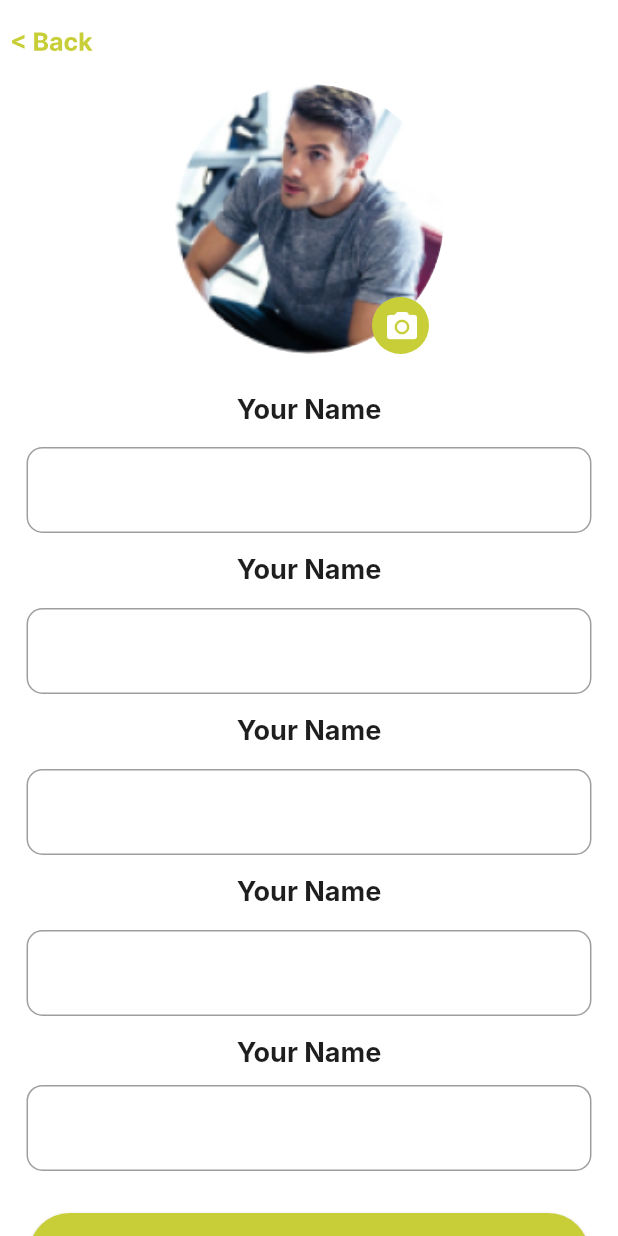
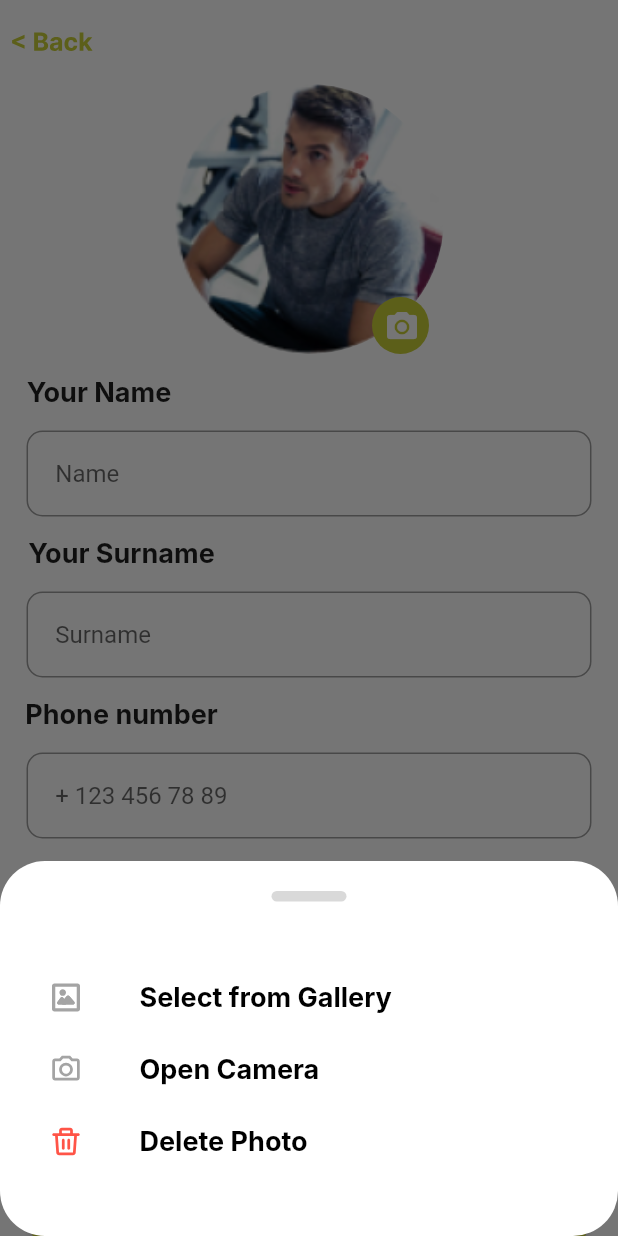
Before and after one commit to MironAlikc/new_element_training, a Flutter app: the ChangeInfoScreen screen opened by its route, after a tap on the "camera alt" icon, on a phone screen of 412 x 824 dp. Run offline on Flutter 3.47's test engine with Material 2 defaults, Android fonts, the phone set to English and light mode, and no system bars; our stand-ins replace auto_route, dio, flutter_bloc, flutter_screenutil, flutter_svg, shared_preferences and 1 more; accounts and stored records are empty; Roboto replaces fonts that are missing (Inter).

Commit message:
SettingsCamersWidget

```diff
--- /dev/null
+++ b/lib/presentation/common_widgets/settings_camera.widget.dart
@@ -0,0 +1,44 @@
+import 'package:flutter/material.dart';
+import 'package:flutter_svg/svg.dart';
+
+class SettingsCamersWidget extends StatelessWidget {
+  const SettingsCamersWidget({
+    super.key,
+    required this.image,
+    required this.title,
+    this.onPressed,
+  });
+
+  final String image;
+  final String title;
+  final Function()? onPressed;
+
+  @override
+  Widget build(BuildContext context) {
+    return Padding(
+      padding: const EdgeInsets.symmetric(horizontal: 25),
+      child: Row(
+        children: [
+          SvgPicture.asset(
+            image,
+            height: 22,
+            width: 22,
+          ),
+          const SizedBox(width: 30),
+          TextButton(
+            onPressed: onPressed,
+            child: Text(
+              title,
+              style: const TextStyle(
+                color: Colors.black,
+                fontSize: 18,
+                fontFamily: 'Inter',
+                fontWeight: FontWeight.w700,
+              ),
+            ),
+          )
+        ],
+      ),
+    );
+  }
+}
--- a/lib/presentation/screens/settings/change_Info_screen.dart
+++ b/lib/presentation/screens/settings/change_Info_screen.dart
@@ -3,6 +3,7 @@ import 'package:flutter/material.dart';
 import 'package:flutter_svg/svg.dart';
 import 'package:new_element_training/presentation/common_widgets/custom_button_widget.dart';
 import 'package:new_element_training/presentation/common_widgets/custom_text_field_widget.dart';
+import 'package:new_element_training/presentation/common_widgets/settings_camera.widget.dart';
 import 'package:new_element_training/resources/resources.dart';
 import 'package:new_element_training/router/router.dart';
 
@@ -28,7 +29,6 @@ class ChangeInfoScreen extends StatelessWidget {
       ),
       body: SingleChildScrollView(
         child: Column(
-          mainAxisAlignment: MainAxisAlignment.start,
           children: [
             Stack(
               children: [
@@ -46,7 +46,56 @@ class ChangeInfoScreen extends StatelessWidget {
                     radius: 19,
                     backgroundColor: Color(0xFFC8CE37),
                     child: IconButton(
+                      onPressed: () {
+                        showModalBottomSheet(
+                          shape: RoundedRectangleBorder(
+                            borderRadius: BorderRadius.circular(50),
+                          ),
+                          context: context,
+                          builder: (context) => Container(
+                            height: 250,
+                            width: double.infinity,
+                            decoration: BoxDecoration(
+                              borderRadius: BorderRadius.circular(30),
+                              color: Colors.white,
+                            ),
+                            child: Padding(
+                              padding: const EdgeInsets.all(8.0),
+                              child: Column(
+                                children: [
+                                  const SizedBox(height: 12),
+                                  Container(
+                                    width: 50,
+                                    height: 7,
+                                    decoration: ShapeDecoration(
+                                      color: const Color(0xFFD9D9D9),
+                                      shape: RoundedRectangleBorder(
+                                          borderRadius:
+                                              BorderRadius.circular(6)),
+                                    ),
+                                  ),
+                                  const SizedBox(height: 40),
+                                  SettingsCamersWidget(
+                                    image: AppSvgs.photo,
+                                    title: "Select from Gallery",
                                     onPressed: () {},
+                                  ),
+                                  SettingsCamersWidget(
+                                    image: AppSvgs.camera,
+                                    title: "Open Camera",
+                                    onPressed: () {},
+                                  ),
+                                  SettingsCamersWidget(
+                                    image: AppSvgs.delete,
+                                    title: "Delete Photo",
+                                    onPressed: () {},
+                                  ),
+                                ],
+                              ),
+                            ),
+                          ),
+                        );
+                      },
                       icon: const Icon(
                         Icons.camera_alt,
                         color: Colors.white,
@@ -56,8 +105,10 @@ class ChangeInfoScreen extends StatelessWidget {
                 ),
               ],
             ),
-            const SizedBox(height: 26),
-            Text(
+            const SizedBox(height: 15),
+            const Padding(
+              padding: EdgeInsets.only(right: 280),
+              child: Text(
                 'Your Name',
                 style: TextStyle(
                   color: Color(0xFF1E1E1E),
@@ -67,11 +118,17 @@ class ChangeInfoScreen extends StatelessWidget {
                   height: 0,
                 ),
               ),
+            ),
             const SizedBox(height: 14),
-            CustomTextFieldWidget(),
+            CustomTextFieldWidget(
+              hintText: "Name",
+              onChanged: (val) {},
+            ),
             const SizedBox(height: 14),
-            Text(
-              'Your Name',
+            const Padding(
+              padding: EdgeInsets.only(right: 250),
+              child: Text(
+                'Your Surname',
                 style: TextStyle(
                   color: Color(0xFF1E1E1E),
                   fontSize: 18,
@@ -80,11 +137,17 @@ class ChangeInfoScreen extends StatelessWidget {
                   height: 0,
                 ),
               ),
+            ),
             const SizedBox(height: 14),
-            CustomTextFieldWidget(),
+            CustomTextFieldWidget(
+              hintText: "Surname",
+              onChanged: (val) {},
+            ),
             const SizedBox(height: 14),
-            Text(
-              'Your Name',
+            const Padding(
+              padding: EdgeInsets.only(right: 250),
+              child: Text(
+                'Phone number',
                 style: TextStyle(
                   color: Color(0xFF1E1E1E),
                   fontSize: 18,
@@ -93,11 +156,17 @@ class ChangeInfoScreen extends StatelessWidget {
                   height: 0,
                 ),
               ),
+            ),
             const SizedBox(height: 14),
-            CustomTextFieldWidget(),
+            CustomTextFieldWidget(
+              hintText: "+ 123 456 78 89",
+              onChanged: (val) {},
+            ),
             const SizedBox(height: 14),
-            Text(
-              'Your Name',
+            const Padding(
+              padding: EdgeInsets.only(right: 330),
+              child: Text(
+                'Email',
                 style: TextStyle(
                   color: Color(0xFF1E1E1E),
                   fontSize: 18,
@@ -106,11 +175,17 @@ class ChangeInfoScreen extends StatelessWidget {
                   height: 0,
                 ),
               ),
+            ),
             const SizedBox(height: 14),
-            CustomTextFieldWidget(),
+            CustomTextFieldWidget(
+              hintText: "Email",
+              onChanged: (val) {},
+            ),
             const SizedBox(height: 14),
-            Text(
-              'Your Name',
+            const Padding(
+              padding: EdgeInsets.only(right: 320),
+              child: Text(
+                'Notes',
                 style: TextStyle(
                   color: Color(0xFF1E1E1E),
                   fontSize: 18,
@@ -119,9 +194,13 @@ class ChangeInfoScreen extends StatelessWidget {
                   height: 0,
                 ),
               ),
+            ),
             const SizedBox(height: 10),
-            CustomTextFieldWidget(),
-            const SizedBox(height: 28),
+            CustomTextFieldWidget(
+              hintText: "Notes",
+              onChanged: (val) {},
+            ),
+            const SizedBox(height: 15),
             CustomButtonWidget(
               onPressed: () {
                 AutoRouter.of(context).push(
--- a/lib/resources/app_svgs.dart
+++ b/lib/resources/app_svgs.dart
@@ -6,8 +6,11 @@ class AppSvgs {
   static const String back = 'assets/svgs/back.svg';
   static const String backArrow = 'assets/svgs/back_arrow.svg';
   static const String calendar = 'assets/svgs/calendar.svg';
+  static const String camera = 'assets/svgs/camera.svg';
   static const String contacts = 'assets/svgs/contacts.svg';
+  static const String delete = 'assets/svgs/delete.svg';
   static const String logo = 'assets/svgs/logo.svg';
+  static const String photo = 'assets/svgs/photo.svg';
   static const String settings = 'assets/svgs/settings.svg';
   static const String user = 'assets/svgs/user.svg';
 }
```
Also changed, not shown: assets/svgs/camera.svg (added), assets/svgs/delete.svg (added), assets/svgs/photo.svg (added), 1 other file. Lines whose indentation alone changed are shown as unchanged.
